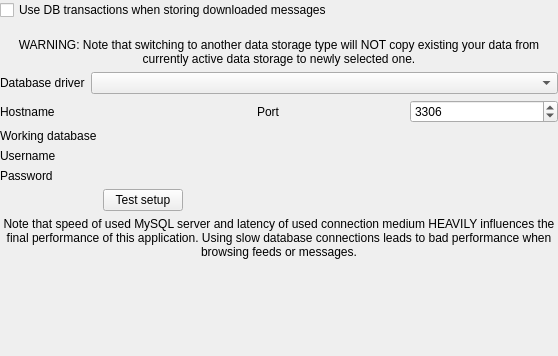
This is src/librssguard/gui/settings/settingsdatabase.ui in martinrotter/rssguard as Qt 5 draws it before an edit. The edited form follows.
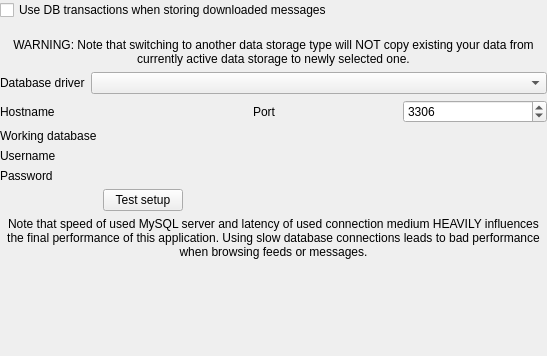
This is the edited form. Custom widgets are drawn as their Qt base class.

What changed in the file:
```diff
--- a/src/librssguard/gui/settings/settingsdatabase.ui
+++ b/src/librssguard/gui/settings/settingsdatabase.ui
@@ -6,7 +6,7 @@
    <rect>
     <x>0</x>
     <y>0</y>
-    <width>558</width>
+    <width>547</width>
     <height>356</height>
    </rect>
   </property>
```
